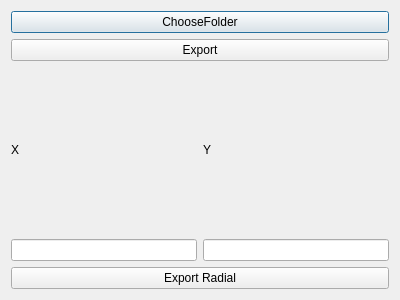
Before: the Qt Designer form importmoisturedata.ui in ArashMassoudieh/DryWellScriptGenerator, drawn with Qt 5.
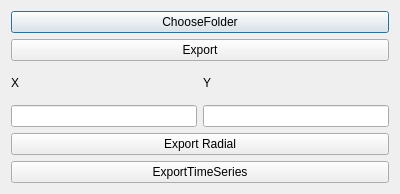
After: the same form once the commit is applied.

Commit message: export time-series

The edit to the form file:
```diff
--- a/importmoisturedata.ui
+++ b/importmoisturedata.ui
@@ -7,7 +7,7 @@
     <x>0</x>
     <y>0</y>
     <width>400</width>
-    <height>300</height>
+    <height>194</height>
    </rect>
   </property>
   <property name="windowTitle">
@@ -67,6 +67,13 @@
      </property>
     </widget>
    </item>
+   <item>
+    <widget class="QPushButton" name="pushButtonExportTimeSeries">
+     <property name="text">
+      <string>ExportTimeSeries</string>
+     </property>
+    </widget>
+   </item>
   </layout>
  </widget>
  <resources/>
```
The commit also changes 4 other files.
